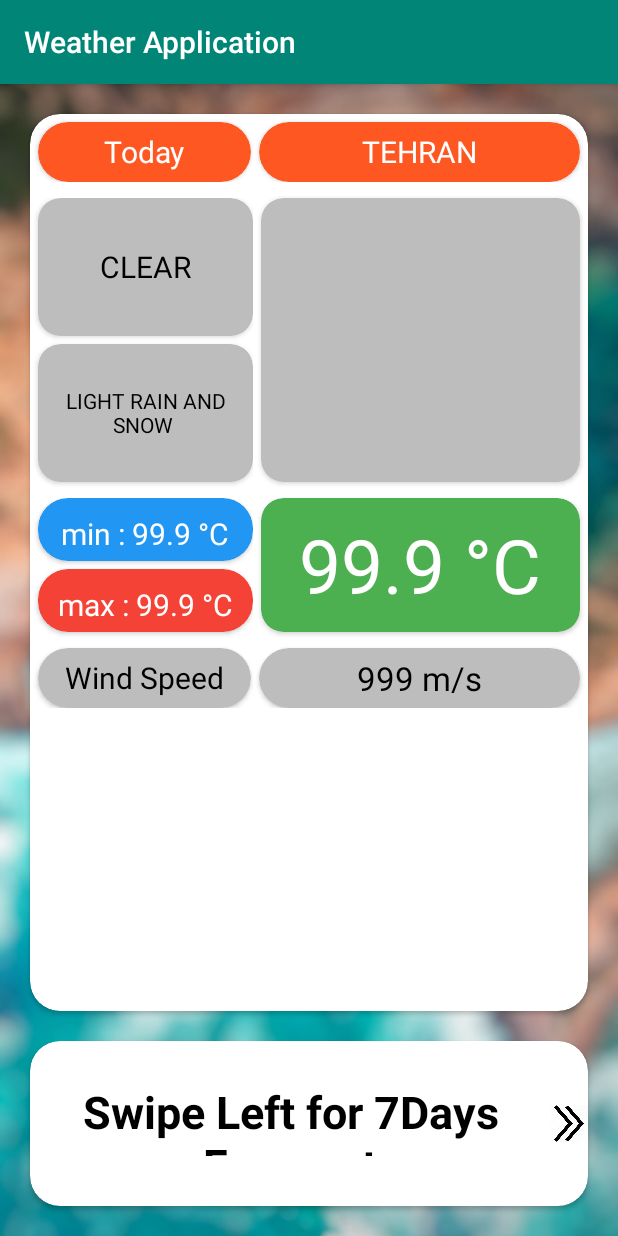
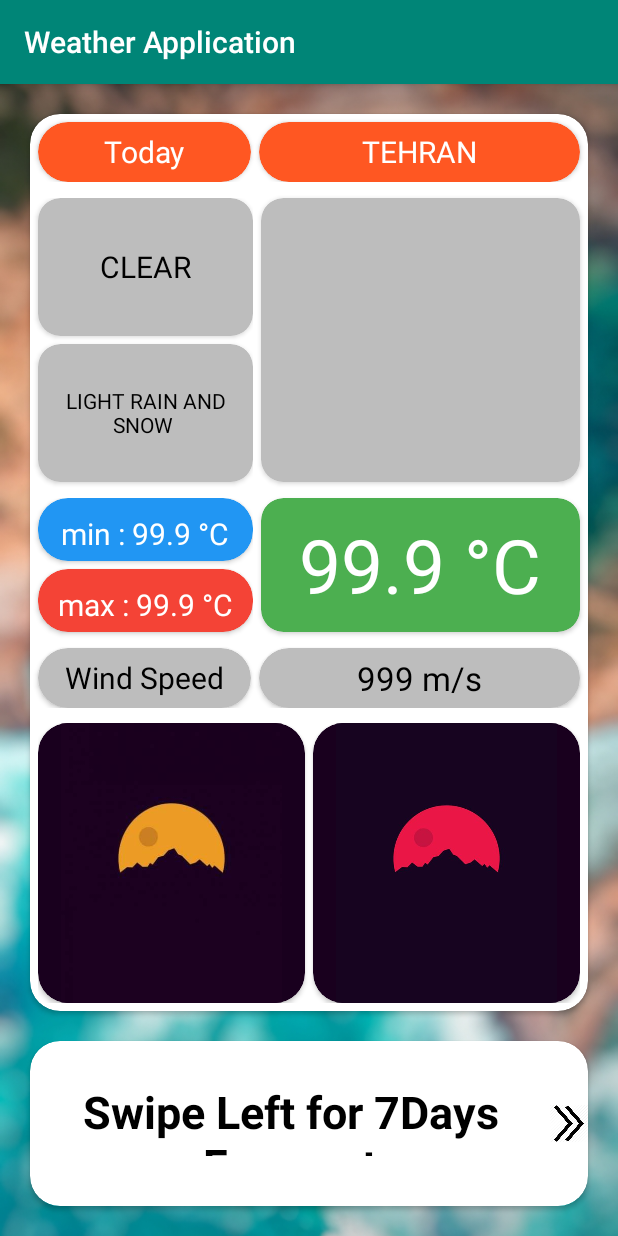
Before and after one commit to javadlbargamadi/WeatherApplication, an Android app: the CurrentLoacationWeatherActivity screen opened directly, with no data from a screen before it, on a phone screen of 412 x 824 dp. Run offline under Robolectric (Android 15) with nearby library versions, the phone set to English and light mode, and no system bars.

Commit message:
current weather 90%completed just text for sun and sun

```diff
--- a/app/src/main/res/layout/activity_current_loacation_weather.xml
+++ b/app/src/main/res/layout/activity_current_loacation_weather.xml
@@ -342,6 +342,51 @@
 
 
 
+
+
+                    </LinearLayout>
+
+                    <LinearLayout
+                        android:gravity="center"
+                        android:layout_margin="5dp"
+                        android:weightSum="10"
+                        android:orientation="horizontal"
+                        android:layout_width="fill_parent"
+                        android:layout_height="match_parent">
+
+                        <androidx.cardview.widget.CardView
+                            android:layout_marginRight="2.5dp"
+                            app:cardCornerRadius="20dp"
+                            app:cardBackgroundColor="#19001E"
+                            android:layout_weight="5"
+                            android:layout_width="0dp"
+                            android:layout_height="match_parent">
+
+                            <ImageView
+                                android:layout_marginLeft="15dp"
+                                android:layout_marginRight="15dp"
+                                android:src="@drawable/sunrise"
+                                android:scaleType="centerCrop"
+                                android:layout_width="match_parent"
+                                android:layout_height="match_parent"/>
+                        </androidx.cardview.widget.CardView>
+
+                        <androidx.cardview.widget.CardView
+                            android:layout_marginLeft="2.5dp"
+                            app:cardCornerRadius="20dp"
+                            app:cardBackgroundColor="#19001E"
+                            android:layout_weight="5"
+                            android:layout_width="0dp"
+                            android:layout_height="match_parent">
+
+                            <ImageView
+                                android:layout_marginLeft="15dp"
+                                android:layout_marginRight="15dp"
+                                android:src="@drawable/sunset"
+                                android:scaleType="centerCrop"
+                                android:layout_width="match_parent"
+                                android:layout_height="match_parent"/>
+                        </androidx.cardview.widget.CardView>
                     </LinearLayout>
                 </LinearLayout>
             </androidx.cardview.widget.CardView>
```
Also changed, not shown: app/src/main/res/drawable-v24/sunrise.jpg (added), app/src/main/res/drawable-v24/sunset.jpg (added).
